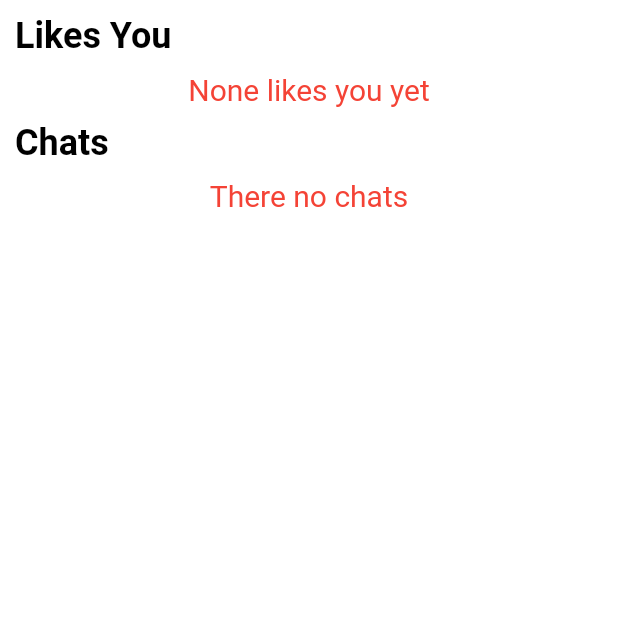
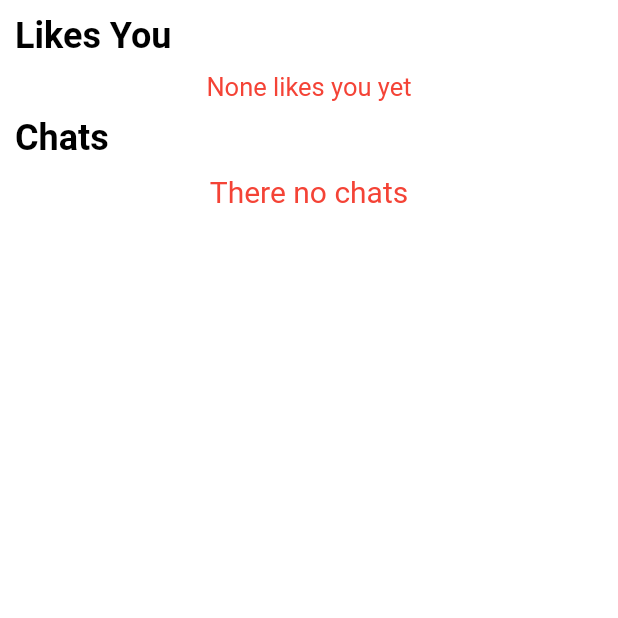
Before and after one commit to 6Niners/Purr, a Flutter app: the ChatRoom screen opened directly, on a phone screen of 412 x 824 dp, the top half of it. Run offline on Flutter 3.47's test engine with Material 2 defaults, Android fonts, the phone set to English and light mode, and no system bars; our stand-ins replace cached_network_image, cloud_firestore, email_validator, firebase_auth, firebase_core, firebase_storage and 6 more; accounts and stored records are empty; statements that could not run were skipped.

```diff
--- a/lib/NewChat/chat_list view.dart
+++ b/lib/NewChat/chat_list view.dart
@@ -50,13 +50,13 @@ class ChatRoomState extends State<ChatRoom> {
               if(snapshot.data['Swiped Right For'].length==0){
                 return Center(
                   child: Container(
-                    child: Text("None likes you yet",style: TextStyle(color: Colors.red,fontSize: 20),), ),
+                    child: Text("None likes you yet",style: TextStyle(color: Colors.red,fontSize: 17),), ),
                 );
               }
             }catch(_){
               return Center(
                 child: Container(
-                  child: Text("None likes you yet",style: TextStyle(color: Colors.red,fontSize: 20),), ),
+                  child: Text("None likes you yet",style: TextStyle(color: Colors.red,fontSize: 17),), ),
               );
             }
 
@@ -214,7 +214,7 @@ Future<void> likeBack() async {
         new FlatButton(
           onPressed: () {
             Get.back();
-            //registraioon controller remove from list
+            //registration controller remove from list
           },
           child: new Text(
             'Delete from list',
--- a/lib/Registration/RegistrationController.dart
+++ b/lib/Registration/RegistrationController.dart
@@ -229,7 +229,7 @@ class RegistrationController extends GetxController {
       background=  "assets/bird.jpg";  }
 
     else if ( equalsIgnoreCase(userInfo.petType,'parrot')){
-      background=  "assets/parrot.jpg";  }
+      background=  "assets/parrot1.jpg";  }
 
     else{
       background=  "assets/other.jpg";
```
Also changed, not shown: lib/NewChat/chat.dart (+21 -11 lines), assets/cat2.jpg (deleted), lib/Registration/CommonClasses-functions.dart (indentation only).
